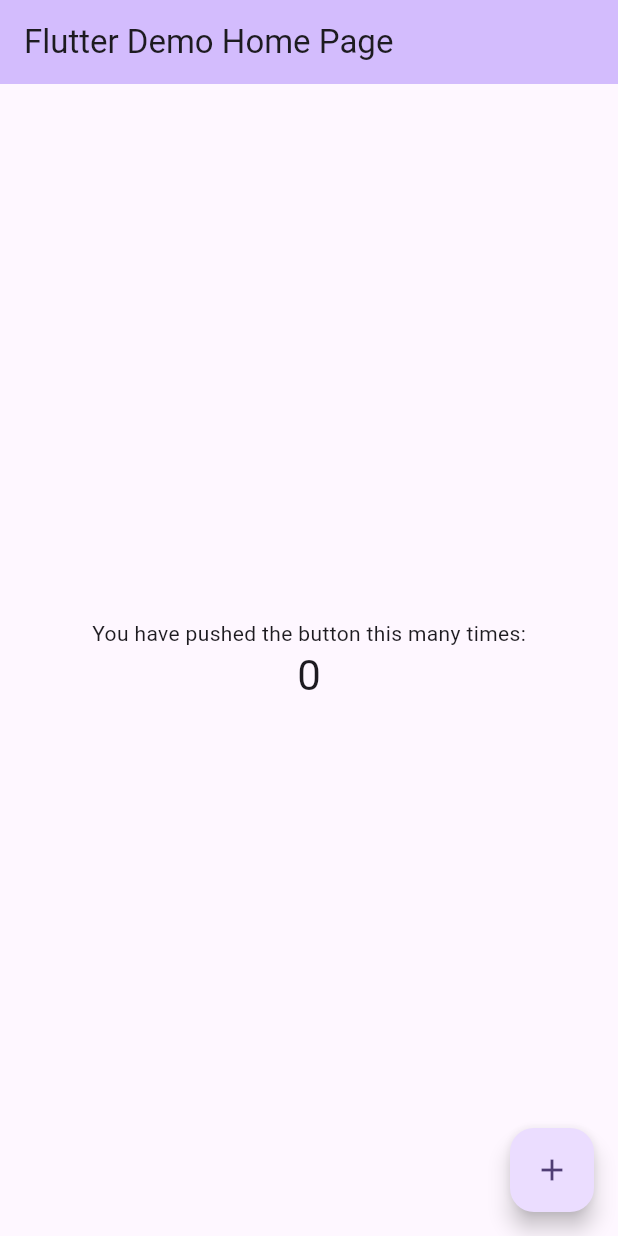
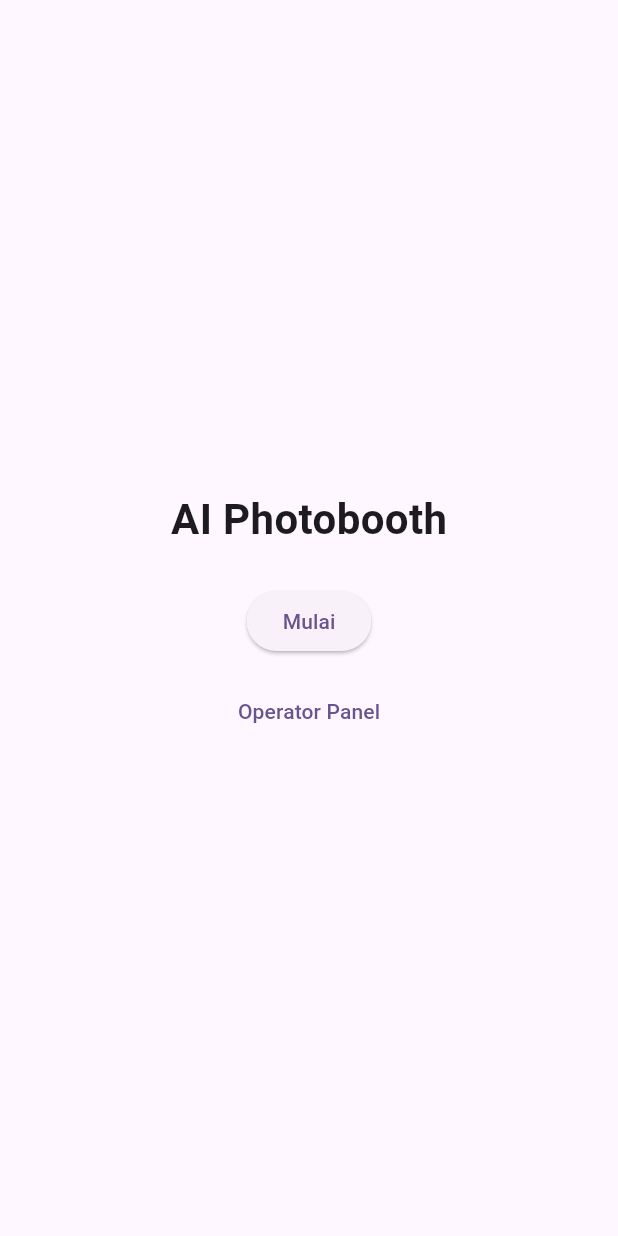
Before and after one commit to sensaaa-code/ai_photobooth, a Flutter app: the screen it shows after launch, on a phone screen of 412 x 824 dp. Run offline on Flutter 3.47's test engine with Material 3 defaults, Android fonts, the light colour scheme and no system bars; our stand-ins replace flutter_riverpod, go_router.

Commit message:
feat: add router + riverpod app skeleton with placeholder screens

```diff
--- /dev/null
+++ b/lib/app/app.dart
@@ -0,0 +1,23 @@
+import 'package:flutter/material.dart';
+import 'package:go_router/go_router.dart';
+
+import 'router/app_router.dart';
+
+class PhotoboothApp extends StatelessWidget {
+  const PhotoboothApp({super.key});
+
+  @override
+  Widget build(BuildContext context) {
+    final GoRouter router = AppRouter.router;
+
+    return MaterialApp.router(
+      title: 'AI Photobooth',
+      debugShowCheckedModeBanner: false,
+      routerConfig: router,
+      theme: ThemeData(
+        useMaterial3: true,
+        colorSchemeSeed: Colors.deepPurple,
+      ),
+    );
+  }
+}
--- /dev/null
+++ b/lib/app/router/app_router.dart
@@ -0,0 +1,51 @@
+import 'package:go_router/go_router.dart';
+
+import '../../features/feature_select/feature_select_screen.dart';
+import '../../features/operator_panel/operator_panel_screen.dart';
+import '../../features/pin_input/pin_input_screen.dart';
+import '../../features/photo_session/photo_session_screen.dart';
+import '../../features/result/result_screen.dart';
+import '../../features/review/review_screen.dart';
+import '../../features/strip_select/strip_select_screen.dart';
+import '../../features/welcome/welcome_screen.dart';
+import 'route_paths.dart';
+
+class AppRouter {
+  static final GoRouter router = GoRouter(
+    initialLocation: RoutePaths.welcome,
+    routes: <RouteBase>[
+      GoRoute(
+        path: RoutePaths.welcome,
+        builder: (context, state) => const WelcomeScreen(),
+      ),
+      GoRoute(
+        path: RoutePaths.pin,
+        builder: (context, state) => const PinInputScreen(),
+      ),
+      GoRoute(
+        path: RoutePaths.featureSelect,
+        builder: (context, state) => const FeatureSelectScreen(),
+      ),
+      GoRoute(
+        path: RoutePaths.photoSession,
+        builder: (context, state) => const PhotoSessionScreen(),
+      ),
+      GoRoute(
+        path: RoutePaths.review,
+        builder: (context, state) => const ReviewScreen(),
+      ),
+      GoRoute(
+        path: RoutePaths.stripSelect,
+        builder: (context, state) => const StripSelectScreen(),
+      ),
+      GoRoute(
+        path: RoutePaths.result,
+        builder: (context, state) => const ResultScreen(),
+      ),
+      GoRoute(
+        path: RoutePaths.operatorPanel,
+        builder: (context, state) => const OperatorPanelScreen(),
+      ),
+    ],
+  );
+}
--- /dev/null
+++ b/lib/app/router/route_paths.dart
@@ -0,0 +1,10 @@
+class RoutePaths {
+  static const String welcome = '/';
+  static const String pin = '/pin';
+  static const String featureSelect = '/feature';
+  static const String photoSession = '/photo-session';
+  static const String review = '/review';
+  static const String stripSelect = '/strip';
+  static const String result = '/result';
+  static const String operatorPanel = '/operator';
+}
--- /dev/null
+++ b/lib/app/router/router.dart
@@ -0,0 +1,10 @@
+class RoutePaths {
+  static const String welcome = '/';
+  static const String pin = '/pin';
+  static const String featureSelect = '/feature';
+  static const String photoSession = '/photo-session';
+  static const String review = '/review';
+  static const String stripSelect = '/strip';
+  static const String result = '/result';
+  static const String operatorPanel = '/operator';
+}
--- /dev/null
+++ b/lib/features/welcome/welcome_screen.dart
@@ -0,0 +1,40 @@
+import 'package:flutter/material.dart';
+import 'package:go_router/go_router.dart';
+
+import '../../app/router/route_paths.dart';
+
+class WelcomeScreen extends StatelessWidget {
+  const WelcomeScreen({super.key});
+
+  @override
+  Widget build(BuildContext context) {
+    return Scaffold(
+      body: SafeArea(
+        child: Center(
+          child: ConstrainedBox(
+            constraints: const BoxConstraints(maxWidth: 420),
+            child: Column(
+              mainAxisAlignment: MainAxisAlignment.center,
+              children: [
+                const Text(
+                  'AI Photobooth',
+                  style: TextStyle(fontSize: 28, fontWeight: FontWeight.w700),
+                ),
+                const SizedBox(height: 24),
+                ElevatedButton(
+                  onPressed: () => context.go(RoutePaths.pin),
+                  child: const Text('Mulai'),
+                ),
+                const SizedBox(height: 12),
+                TextButton(
+                  onPressed: () => context.go(RoutePaths.operatorPanel),
+                  child: const Text('Operator Panel'),
+                ),
+              ],
+            ),
+          ),
+        ),
+      ),
+    );
+  }
+}
--- a/lib/main.dart
+++ b/lib/main.dart
@@ -1,122 +1,10 @@
 import 'package:flutter/material.dart';
+import 'package:flutter_riverpod/flutter_riverpod.dart';
 
-void main() {
-  runApp(const MyApp());
+import 'app/app.dart';
+
+Future<void> main() async {
+  WidgetsFlutterBinding.ensureInitialized();
+
+  runApp(const ProviderScope(child: PhotoboothApp()));
 }
-
-class MyApp extends StatelessWidget {
-  const MyApp({super.key});
-
-  // This widget is the root of your application.
-  @override
-  Widget build(BuildContext context) {
-    return MaterialApp(
-      title: 'Flutter Demo',
-      theme: ThemeData(
-        // This is the theme of your application.
-        //
-        // TRY THIS: Try running your application with "flutter run". You'll see
-        // the application has a purple toolbar. Then, without quitting the app,
-        // try changing the seedColor in the colorScheme below to Colors.green
-        // and then invoke "hot reload" (save your changes or press the "hot
-        // reload" button in a Flutter-supported IDE, or press "r" if you used
-        // the command line to start the app).
-        //
-        // Notice that the counter didn't reset back to zero; the application
-        // state is not lost during the reload. To reset the state, use hot
-        // restart instead.
-        //
-        // This works for code too, not just values: Most code changes can be
-        // tested with just a hot reload.
-        colorScheme: .fromSeed(seedColor: Colors.deepPurple),
-      ),
-      home: const MyHomePage(title: 'Flutter Demo Home Page'),
-    );
-  }
-}
-
-class MyHomePage extends StatefulWidget {
-  const MyHomePage({super.key, required this.title});
-
-  // This widget is the home page of your application. It is stateful, meaning
-  // that it has a State object (defined below) that contains fields that affect
-  // how it looks.
-
-  // This class is the configuration for the state. It holds the values (in this
-  // case the title) provided by the parent (in this case the App widget) and
-  // used by the build method of the State. Fields in a Widget subclass are
-  // always marked "final".
-
-  final String title;
-
-  @override
-  State<MyHomePage> createState() => _MyHomePageState();
-}
-
-class _MyHomePageState extends State<MyHomePage> {
-  int _counter = 0;
-
-  void _incrementCounter() {
-    setState(() {
-      // This call to setState tells the Flutter framework that something has
-      // changed in this State, which causes it to rerun the build method below
-      // so that the display can reflect the updated values. If we changed
-      // _counter without calling setState(), then the build method would not be
-      // called again, and so nothing would appear to happen.
-      _counter++;
-    });
-  }
-
-  @override
-  Widget build(BuildContext context) {
-    // This method is rerun every time setState is called, for instance as done
-    // by the _incrementCounter method above.
-    //
-    // The Flutter framework has been optimized to make rerunning build methods
-    // fast, so that you can just rebuild anything that needs updating rather
-    // than having to individually change instances of widgets.
-    return Scaffold(
-      appBar: AppBar(
-        // TRY THIS: Try changing the color here to a specific color (to
-        // Colors.amber, perhaps?) and trigger a hot reload to see the AppBar
-        // change color while the other colors stay the same.
-        backgroundColor: Theme.of(context).colorScheme.inversePrimary,
-        // Here we take the value from the MyHomePage object that was created by
-        // the App.build method, and use it to set our appbar title.
-        title: Text(widget.title),
-      ),
-      body: Center(
-        // Center is a layout widget. It takes a single child and positions it
-        // in the middle of the parent.
-        child: Column(
-          // Column is also a layout widget. It takes a list of children and
-          // arranges them vertically. By default, it sizes itself to fit its
-          // children horizontally, and tries to be as tall as its parent.
-          //
-          // Column has various properties to control how it sizes itself and
-          // how it positions its children. Here we use mainAxisAlignment to
-          // center the children vertically; the main axis here is the vertical
-          // axis because Columns are vertical (the cross axis would be
-          // horizontal).
-          //
-          // TRY THIS: Invoke "debug painting" (choose the "Toggle Debug Paint"
-          // action in the IDE, or press "p" in the console), to see the
-          // wireframe for each widget.
-          mainAxisAlignment: .center,
-          children: [
-            const Text('You have pushed the button this many times:'),
-            Text(
-              '$_counter',
-              style: Theme.of(context).textTheme.headlineMedium,
-            ),
-          ],
-        ),
-      ),
-      floatingActionButton: FloatingActionButton(
-        onPressed: _incrementCounter,
-        tooltip: 'Increment',
-        child: const Icon(Icons.add),
-      ),
-    );
-  }
-}
```
Also changed, not shown: lib/features/feature_select/feature_select_screen.dart (added, +28 -0 lines), lib/features/operator_panel/operator_panel_screen.dart (added, +28 -0 lines), lib/features/photo_session/photo_session_screen.dart (added, +28 -0 lines), lib/features/pin_input/pin_input_screen.dart (added, +33 -0 lines), lib/features/result/result_screen.dart (added, +28 -0 lines), lib/features/review/review_screen.dart (added, +28 -0 lines), lib/features/strip_select/strip_select_screen.dart (added, +28 -0 lines).
